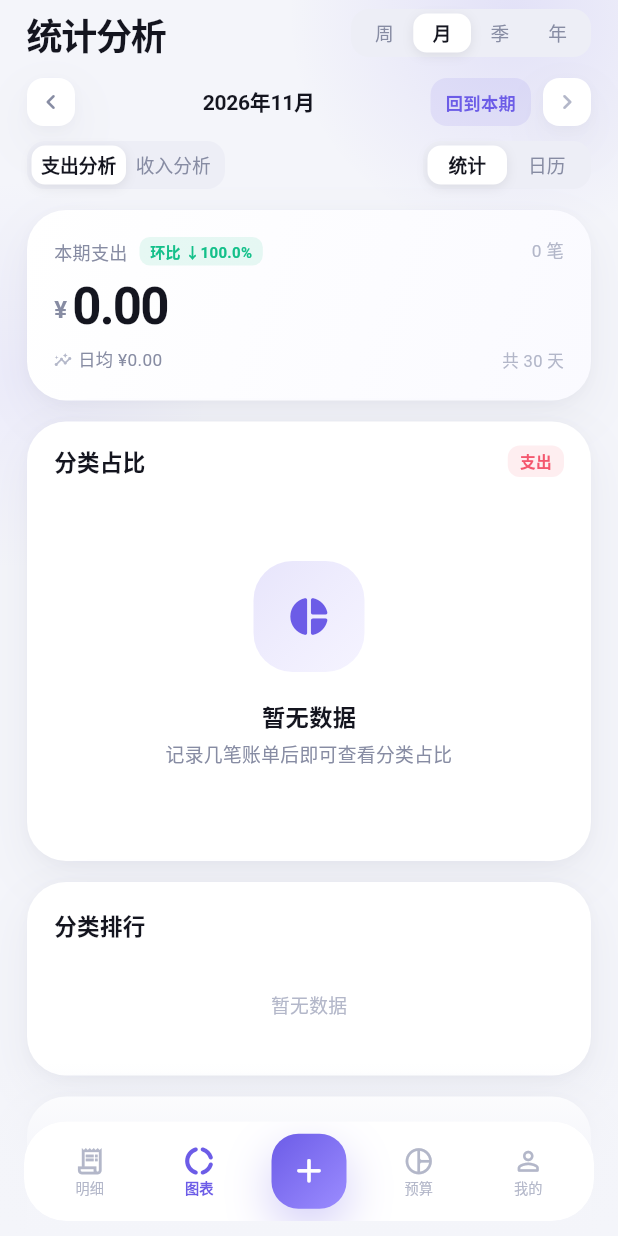
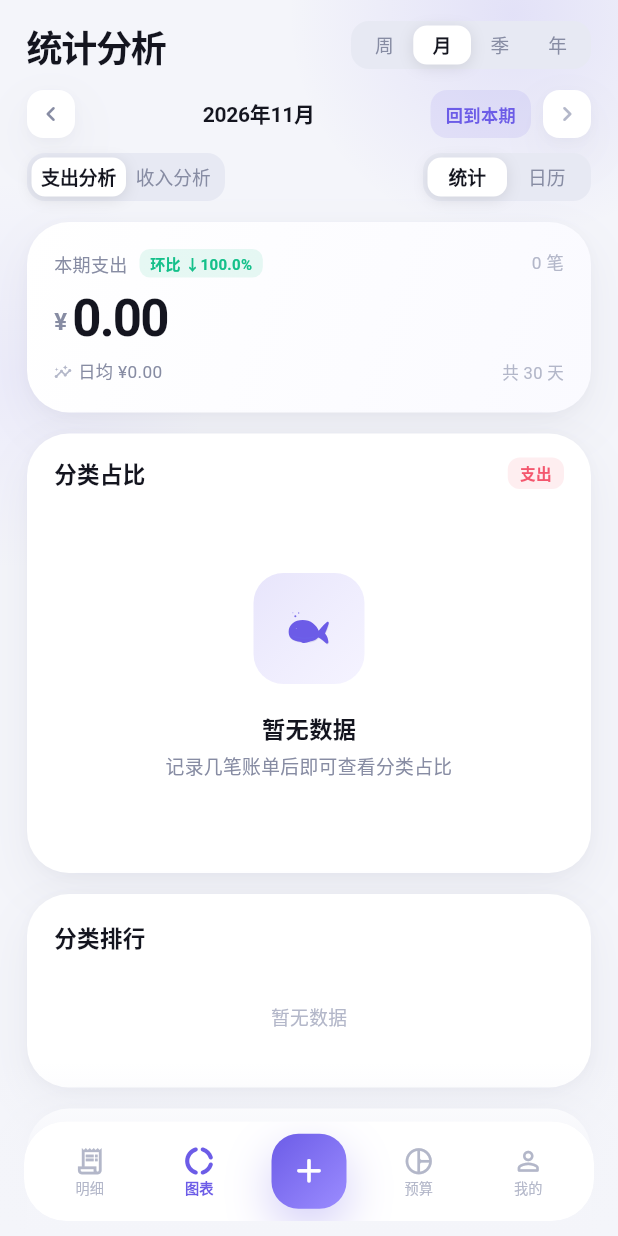
Before and after one commit to niceday-hh/dsv41flash_app1, a Flutter app: the screen it shows after launch, item 2 of the bottom bar chosen, after a tap on the "chevron right" icon, on a phone screen of 412 x 824 dp. Run offline on Flutter 3.47's test engine with Material 3 defaults, Android fonts, the phone set to English and light mode, and no system bars; our stand-ins replace shared_preferences; missing offline and left inert: sherpa_onnx; network calls fail.

Commit message:
feat(v1.5.5): 语音预热对齐原版、冷启动零拷贝校验、品牌与配色统一

```diff
--- a/lib/pages/home_page.dart
+++ b/lib/pages/home_page.dart
@@ -11,6 +11,7 @@ import '../ui/add_sheet.dart';
 import '../ui/amount_keypad.dart';
 import '../ui/category_picker.dart';
 import '../ui/note_picker.dart';
+import '../ui/whale_mark.dart';
 import 'calendar_page.dart';
 import 'search_page.dart';
 import '../ui/common.dart';
@@ -95,7 +96,7 @@ class _HomePageState extends State<HomePage> {
     return SafeArea(
       bottom: false,
       child: ListView(
-        padding: const EdgeInsets.fromLTRB(18, 6, 18, 132),
+        padding: const EdgeInsets.fromLTRB(18, 12, 18, 132),
         physics: const BouncingScrollPhysics(parent: AlwaysScrollableScrollPhysics()),
         children: <Widget>[
           _header(p, store),
@@ -235,10 +236,7 @@ class _HomePageState extends State<HomePage> {
               boxShadow: p.accentGlow,
             ),
             alignment: Alignment.center,
-            child: const Text(
-              '鲸',
-              style: TextStyle(color: Colors.white, fontSize: 16, fontWeight: FontWeight.w700),
-            ),
+            child: const WhaleMark(size: 27, color: Colors.white),
           ),
         ),
       ],
@@ -527,6 +525,7 @@ class _HomePageState extends State<HomePage> {
           Row(
             children: ids.map((String id) {
               final CategoryDef c = catById(id);
+              final Color tone = soften(c.color, light: p.dark ? 0.06 : 0.03);
               return Expanded(
                 child: Pressable(
                   onTap: () async {
@@ -539,10 +538,10 @@ class _HomePageState extends State<HomePage> {
                         width: 46,
                         height: 46,
                         decoration: BoxDecoration(
-                          color: c.color.withOpacity(p.dark ? 0.18 : 0.12),
-                          borderRadius: BorderRadius.circular(16),
+                          color: tone.withOpacity(p.dark ? 0.20 : 0.13),
+                          borderRadius: BorderRadius.circular(R.m),
                         ),
-                        child: Icon(c.icon, size: 21, color: c.color),
+                        child: Icon(c.icon, size: 21, color: tone),
                       ),
                       const SizedBox(height: 6),
                       Text(
--- a/lib/pages/settings_page.dart
+++ b/lib/pages/settings_page.dart
@@ -9,6 +9,7 @@ import '../version.dart';
 import '../voice/asr_engine.dart' as asr;
 import '../theme.dart';
 import '../ui/common.dart';
+import '../ui/whale_mark.dart';
 import 'calendar_settings_page.dart';
 
 class SettingsPage extends StatelessWidget {
@@ -363,10 +364,7 @@ class SettingsPage extends StatelessWidget {
                     boxShadow: p.accentGlow,
                   ),
                   alignment: Alignment.center,
-                  child: const Text(
-                    '鲸',
-                    style: TextStyle(color: Colors.white, fontSize: 19, fontWeight: FontWeight.w700),
-                  ),
+                  child: const WhaleMark(size: 30, color: Colors.white),
                 ),
                 const SizedBox(height: 10),
                 Text('鲸记账 · Whale Ledger', style: TextStyle(fontSize: 12, color: p.ink2, fontWeight: FontWeight.w600)),
--- a/lib/pages/stats_page.dart
+++ b/lib/pages/stats_page.dart
@@ -292,14 +292,15 @@ class _StatsPageState extends State<StatsPage> {
 
     final List<DonutSlice> slices = <DonutSlice>[];
     for (final MapEntry<String, double> e in ranked.take(5)) {
-      slices.add(DonutSlice(e.value, catById(e.key).color, catById(e.key).name));
+      slices.add(DonutSlice(e.value, soften(catById(e.key).color, light: p.dark ? 0.06 : 0.03),
+            catById(e.key).name));
     }
     if (ranked.length > 5) {
       double rest = 0;
       for (final MapEntry<String, double> e in ranked.skip(5)) {
         rest += e.value;
       }
-      slices.add(DonutSlice(rest, const Color(0xFFFFA726), '其他'));
+      slices.add(DonutSlice(rest, soften(const Color(0xFFFFA726), light: p.dark ? 0.06 : 0.03), '其他'));
     }
 
     final List<double> trend = _trendValues(store, _expense);
@@ -309,7 +310,7 @@ class _StatsPageState extends State<StatsPage> {
     return SafeArea(
       bottom: false,
       child: ListView(
-        padding: const EdgeInsets.fromLTRB(18, 6, 18, 132),
+        padding: const EdgeInsets.fromLTRB(18, 14, 18, 132),
         physics: const BouncingScrollPhysics(parent: AlwaysScrollableScrollPhysics()),
         children: <Widget>[
           Row(
@@ -1158,7 +1159,8 @@ class _StatsPageState extends State<StatsPage> {
                                           minHeight: 5,
                                           backgroundColor:
                                               p.dark ? Colors.white.withOpacity(0.06) : const Color(0xFFF1F1F7),
-                                          valueColor: AlwaysStoppedAnimation<Color>(c.color),
+                                          valueColor: AlwaysStoppedAnimation<Color>(
+                                              soften(c.color, light: p.dark ? 0.06 : 0.03)),
                                         );
                                       },
                                     ),
--- a/lib/theme.dart
+++ b/lib/theme.dart
@@ -25,6 +25,25 @@ const List<String> kFontFallback = <String>[
   'Microsoft YaHei',
   'Roboto',
 ];
+
+/// 圆角体系：全局只使用这四档，避免 9/12/22/26/28 混用造成“拼接感”。
+class R {
+  const R._();
+  static const double s = 10; // 小标签、chip
+  static const double m = 14; // 输入框、图标底
+  static const double l = 20; // 按钮、次级卡片
+  static const double xl = 28; // 主卡片
+}
+
+/// 分类色的统一“降噪”处理：压低饱和度、轻微提亮，
+/// 让 40+ 个分类放在一起时不至于糖果色过载。
+Color soften(Color c, {double sat = 0.72, double light = 0.04}) {
+  final HSLColor hsl = HSLColor.fromColor(c);
+  return hsl
+      .withSaturation((hsl.saturation * sat).clamp(0.0, 1.0))
+      .withLightness((hsl.lightness + light).clamp(0.0, 1.0))
+      .toColor();
+}
 
 class Palette {
   final bool dark;
@@ -62,14 +81,14 @@ class Palette {
     if (dark) {
       return Palette(
         dark: true,
-        bg: const Color(0xFF0A0B12),
-        bgAlt: const Color(0xFF12131D),
-        card: const Color(0xFF161824),
-        cardSoft: const Color(0xFF1E2030),
+        bg: const Color(0xFF0B0C14),
+        bgAlt: const Color(0xFF14151F),
+        card: const Color(0xFF1A1C2B),
+        cardSoft: const Color(0xFF232538),
         ink: const Color(0xFFF3F4F9),
         ink2: const Color(0xFF9AA0B8),
         ink3: const Color(0xFF737A93),
-        line: const Color(0xFF252739),
+        line: const Color(0xFF2C2F44),
         accent: pair[0],
         accent2: pair[1],
         expense: const Color(0xFFFF6E8A),
@@ -126,6 +145,10 @@ class Palette {
   List<BoxShadow> get accentGlow => <BoxShadow>[
         BoxShadow(color: accent.withOpacity(dark ? 0.42 : 0.30), blurRadius: 26, offset: const Offset(0, 12)),
       ];
+
+  /// 深色模式下卡片与背景对比偏弱，用 1px 高光描边勾出边界
+  Border? get hairline =>
+      dark ? Border.all(color: Colors.white.withOpacity(0.065), width: 1) : null;
 }
 
 /// 全局文字样式助手
--- a/lib/ui/common.dart
+++ b/lib/ui/common.dart
@@ -6,6 +6,7 @@ import 'package:flutter/services.dart';
 import '../models.dart';
 import '../store.dart';
 import '../theme.dart';
+import 'whale_mark.dart';
 
 /// 全局状态作用域
 class AppScope extends InheritedNotifier<AppStore> {
@@ -154,7 +155,7 @@ class SoftCard extends StatelessWidget {
     Key? key,
     required this.child,
     this.padding = const EdgeInsets.all(18),
-    this.radius = 26,
+    this.radius = R.xl,
     this.color,
     this.gradient,
     this.onTap,
@@ -172,7 +173,7 @@ class SoftCard extends StatelessWidget {
         color: gradient == null ? (color ?? p.card) : null,
         gradient: gradient,
         borderRadius: BorderRadius.circular(radius),
-        border: border,
+        border: border ?? p.hairline,
         boxShadow: p.shadow,
       ),
       child: child,
@@ -234,14 +235,15 @@ class CatBubble extends StatelessWidget {
   @override
   Widget build(BuildContext context) {
     final Palette p = AppScope.paletteOf(context);
+    final Color tone = soften(cat.color, light: p.dark ? 0.02 : 0.03);
     return Container(
       width: size,
       height: size,
       decoration: BoxDecoration(
-        color: solid ? cat.color : cat.color.withOpacity(p.dark ? 0.20 : 0.14),
+        color: solid ? tone : tone.withOpacity(p.dark ? 0.20 : 0.13),
         borderRadius: BorderRadius.circular(size * 0.34),
       ),
-      child: Icon(cat.icon, size: iconSize, color: solid ? Colors.white : cat.color),
+      child: Icon(cat.icon, size: iconSize, color: solid ? Colors.white : tone),
     );
   }
 }
@@ -306,7 +308,7 @@ class Segmented extends StatelessWidget {
       height: h,
       padding: const EdgeInsets.all(3),
       decoration: BoxDecoration(
-        color: p.dark ? Colors.white.withOpacity(0.06) : const Color(0xFFEDEEF6),
+        color: p.dark ? Colors.white.withOpacity(0.075) : const Color(0xFFE7E9F3),
         borderRadius: BorderRadius.circular(12),
       ),
       child: Stack(
@@ -325,8 +327,8 @@ class Segmented extends StatelessWidget {
                 borderRadius: BorderRadius.circular(9),
                 boxShadow: <BoxShadow>[
                   BoxShadow(
-                    color: Colors.black.withOpacity(p.dark ? 0.3 : 0.08),
-                    blurRadius: 6,
+                    color: Colors.black.withOpacity(p.dark ? 0.32 : 0.10),
+                    blurRadius: 8,
                     offset: const Offset(0, 2),
                   ),
                 ],
@@ -450,8 +452,16 @@ class EmptyState extends StatelessWidget {
   final String desc;
   final IconData icon;
 
-  const EmptyState({Key? key, required this.title, required this.desc, this.icon = Icons.receipt_long_rounded})
-      : super(key: key);
+  /// 默认用品牌鲸鱼替代通用图标
+  final bool whaleMark;
+
+  const EmptyState({
+    Key? key,
+    required this.title,
+    required this.desc,
+    this.icon = Icons.receipt_long_rounded,
+    this.whaleMark = true,
+  }) : super(key: key);
 
   @override
   Widget build(BuildContext context) {
@@ -470,9 +480,12 @@ class EmptyState extends StatelessWidget {
                 begin: Alignment.topLeft,
                 end: Alignment.bottomRight,
               ),
-              borderRadius: BorderRadius.circular(26),
+              borderRadius: BorderRadius.circular(R.l),
             ),
-            child: Icon(icon, color: p.accent, size: 30),
+            alignment: Alignment.center,
+            child: whaleMark
+                ? WhaleMark(size: 44, color: p.accent, eyeColor: p.accent, sprayColor: p.accent)
+                : Icon(icon, color: p.accent, size: 30),
           ),
           const SizedBox(height: 18),
           Text(title, style: TextStyle(fontSize: 15.5, fontWeight: FontWeight.w700, color: p.ink)),
--- a/lib/version.dart
+++ b/lib/version.dart
@@ -4,6 +4,6 @@
 library;
 
 const String kAppName = '鲸记账';
-const String kAppVersion = '1.5.4';
-const int kAppBuild = 10;
+const String kAppVersion = '1.5.5';
+const int kAppBuild = 11;
 const String kAppVersionLabel = '$kAppVersion+$kAppBuild';
--- a/lib/voice/asr_engine_mobile.dart
+++ b/lib/voice/asr_engine_mobile.dart
@@ -54,10 +54,37 @@ class AsrEngine {
     'tokens.txt': 'asr_tokens.txt',
   };
 
+  /// 模型代号：只有替换了 assets/asr 下的文件才需要改。
+  /// 用它代替“每次启动把 227MB 读进内存再比对”，启动阶段零大文件 IO。
+  static const String _modelRev = 'paraformer-zh-int8-r1';
+
+  /// 粗校验下限，防止拷贝被磁盘写满截断后仍然复用
+  static const int _minModelBytes = 200 * 1024 * 1024;
+  static const int _minTokensBytes = 50 * 1024;
+
   static Future<String> _ensureModel() async {
     final Directory base = await getApplicationSupportDirectory();
     final Directory dir = Directory('${base.path}/asr');
     if (!await dir.exists()) await dir.create(recursive: true);
+
+    final File stamp = File('${dir.path}/.model_rev');
+    final File model = File('${dir.path}/asr_model.int8.onnx');
+    final File tokens = File('${dir.path}/asr_tokens.txt');
+
+    bool sameRev = false;
+    if (await stamp.exists()) {
+      try {
+        sameRev = (await stamp.readAsString()).trim() == _modelRev;
+      } catch (_) {}
+    }
+    if (sameRev &&
+        await model.exists() &&
+        await model.length() > _minModelBytes &&
+        await tokens.exists() &&
+        await tokens.length() > _minTokensBytes) {
+      return dir.path;
+    }
+
     for (final MapEntry<String, String> e in _modelFiles.entries) {
       final File out = File('${dir.path}/${e.value}');
       final ByteData data = await rootBundle.load('assets/asr/${e.key}');
@@ -67,13 +94,17 @@ class AsrEngine {
         flush: true,
       );
     }
+    await stamp.writeAsString(_modelRev, flush: true);
     return dir.path;
   }
 
   /// 预热模型（不打开麦克风）。重复调用无副作用。
   static Future<void> warmUp() {
-    if (_disposed || _background) return Future<void>.value();
+    if (_disposed) return Future<void>.value();
+    // 先记下“用户希望常驻”，再判断前后台：否则首帧恰好处于后台时，
+    // 之后回到前台也不会再自动预热。
     _enabled = true;
+    if (_background) return Future<void>.value();
     final Future<void>? running = _preparing;
     if (running != null) return running;
     final Future<void> task = _prepare().catchError((Object _) {
@@ -85,8 +116,11 @@ class AsrEngine {
 
   static Future<void> _prepare() async {
     if (_commands != null) return;
+    if (_disposed) throw StateError('语音已关闭');
+    if (_background) throw StateError('语音已暂停');
     final String dir = await _ensureModel();
-    if (_disposed || _background) return;
+    if (_disposed) throw StateError('语音已关闭');
+    if (_background) throw StateError('语音已暂停');
     final ReceivePort responses = ReceivePort();
     final Completer<SendPort> ready = Completer<SendPort>();
     responses.listen((Object? message) {
@@ -151,7 +185,11 @@ class AsrEngine {
   // ---------------------------------------------------------------- 录音
 
   /// 开始采集，返回是否成功（会申请麦克风权限）
+  ///
+  /// 与录音并行推进模型准备：录音本身从不等待模型，这样即使冷启动后
+  /// 立刻按住说话，松手时模型通常已经就绪。
   static Future<bool> startCapture() async {
+    unawaited(warmUp());
     await cancelCapture();
     _pcm.clear();
     final bool ok = await Mic.start();
--- a/pubspec.yaml
+++ b/pubspec.yaml
@@ -1,7 +1,7 @@
 name: whale_ledger
 description: 鲸记账 · 一款时尚轻盈的 iOS 风格记账应用
 publish_to: 'none'
-version: 1.5.4+10
+version: 1.5.5+11
 
 environment:
   sdk: ">=3.5.0 <4.0.0"
```
Also changed, not shown: lib/ui/add_sheet.dart (+9 -9 lines), lib/voice/voice_sheet.dart (+42 -22 lines), 1 other file.
